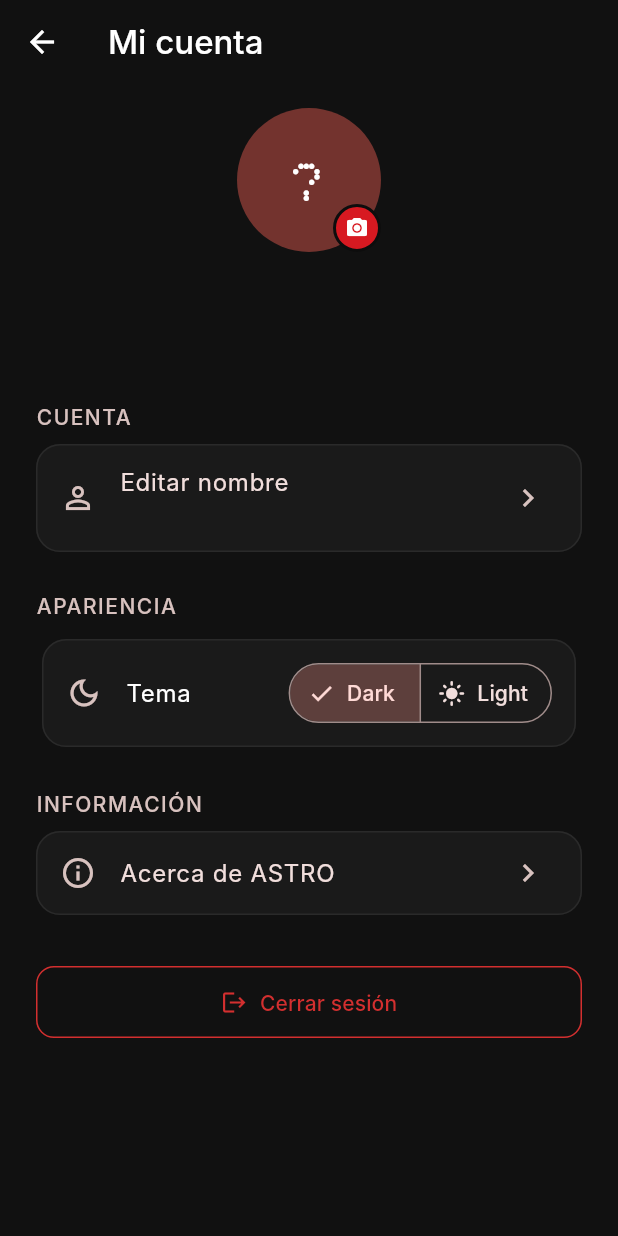
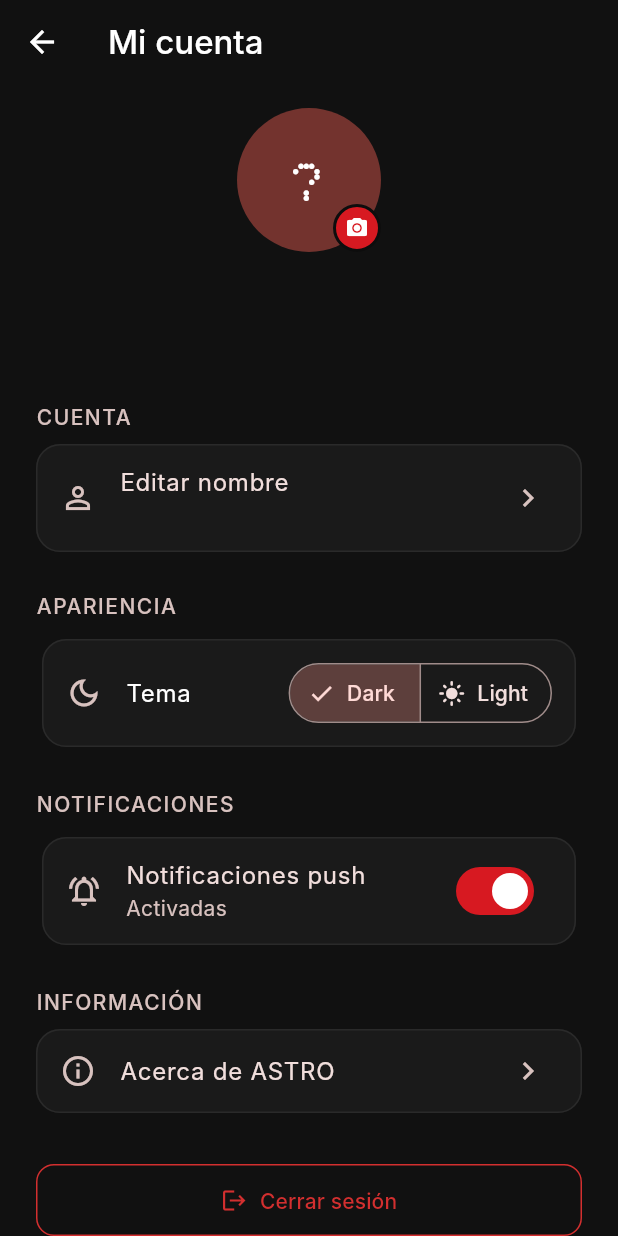
Before and after one commit to jreynoso2701/ASTRO, a Flutter app: the ProfileScreen screen opened by its route, on a phone screen of 412 x 824 dp. Run offline on Flutter 3.47's test engine with Material 3 defaults, Android fonts, the phone set to English and light mode, and no system bars; our stand-ins replace cloud_firestore, dio, file_picker, firebase_auth, firebase_core, firebase_messaging and 11 more; missing offline and left inert: gal, pdfx; accounts and stored records are empty; network calls fail; Roboto replaces fonts that are missing (Inter).

Commit message:
1.13 Configuraciones Push generales | - Faltan probar

```diff
--- a/astro_app/lib/core/models/app_user.dart
+++ b/astro_app/lib/core/models/app_user.dart
@@ -17,6 +17,7 @@ class AppUser {
     this.photoUrl,
     this.defaultEmpresaId,
     this.fcmTokens = const [],
+    this.pushGlobalEnabled = true,
     // Campos legacy V1 para compatibilidad de lectura
     this.legacyDeEmpresa,
     this.legacyRolUsuario,
@@ -32,6 +33,7 @@ class AppUser {
   final bool isRoot;
   final String? defaultEmpresaId;
   final List<String> fcmTokens;
+  final bool pushGlobalEnabled;
   final DateTime createdAt;
   final DateTime updatedAt;
 
@@ -80,6 +82,7 @@ class AppUser {
               ?.map((e) => e as String)
               .toList() ??
           const [],
+      pushGlobalEnabled: data['pushGlobalEnabled'] as bool? ?? true,
       createdAt: parseDate(data['createdAt'] ?? data['created_time']),
       updatedAt: parseDate(
         data['updatedAt'] ?? data['createdAt'] ?? data['created_time'],
@@ -104,6 +107,7 @@ class AppUser {
       'isRoot': isRoot,
       if (defaultEmpresaId != null) 'defaultEmpresaId': defaultEmpresaId,
       'fcmTokens': fcmTokens,
+      'pushGlobalEnabled': pushGlobalEnabled,
       'createdAt': Timestamp.fromDate(createdAt),
       'updatedAt': Timestamp.fromDate(updatedAt),
     };
@@ -119,6 +123,7 @@ class AppUser {
     bool? isRoot,
     String? defaultEmpresaId,
     List<String>? fcmTokens,
+    bool? pushGlobalEnabled,
     DateTime? updatedAt,
   }) {
     return AppUser(
@@ -131,6 +136,7 @@ class AppUser {
       isRoot: isRoot ?? this.isRoot,
       defaultEmpresaId: defaultEmpresaId ?? this.defaultEmpresaId,
       fcmTokens: fcmTokens ?? this.fcmTokens,
+      pushGlobalEnabled: pushGlobalEnabled ?? this.pushGlobalEnabled,
       createdAt: createdAt,
       updatedAt: updatedAt ?? DateTime.now(),
       legacyDeEmpresa: legacyDeEmpresa,
--- a/astro_app/lib/features/profile/presentation/screens/profile_screen.dart
+++ b/astro_app/lib/features/profile/presentation/screens/profile_screen.dart
@@ -79,6 +79,21 @@ class _ProfileScreenState extends ConsumerState<ProfileScreen> {
                   themeMode: themeMode,
                   onChanged: (mode) =>
                       ref.read(themeModeProvider.notifier).setThemeMode(mode),
+                ),
+
+                const SizedBox(height: 24),
+
+                // ── Sección: Notificaciones ────────────
+                _SectionTitle(label: 'NOTIFICACIONES'),
+                const SizedBox(height: 8),
+                _NotificationToggleTile(
+                  enabled: profile.pushGlobalEnabled,
+                  onChanged: (value) async {
+                    await ref.read(userRepositoryProvider).updateUserFields(
+                      profile.uid,
+                      {'pushGlobalEnabled': value},
+                    );
+                  },
                 ),
 
                 const SizedBox(height: 24),
@@ -621,3 +636,35 @@ class _InfoRow extends StatelessWidget {
     );
   }
 }
+
+class _NotificationToggleTile extends StatelessWidget {
+  const _NotificationToggleTile({
+    required this.enabled,
+    required this.onChanged,
+  });
+
+  final bool enabled;
+  final ValueChanged<bool> onChanged;
+
+  @override
+  Widget build(BuildContext context) {
+    final theme = Theme.of(context);
+    return Card(
+      child: SwitchListTile(
+        secondary: Icon(
+          enabled
+              ? Icons.notifications_active_outlined
+              : Icons.notifications_off_outlined,
+          color: theme.colorScheme.onSurfaceVariant,
+        ),
+        title: const Text('Notificaciones push'),
+        subtitle: Text(
+          enabled ? 'Activadas' : 'Desactivadas',
+          style: TextStyle(color: theme.colorScheme.onSurfaceVariant),
+        ),
+        value: enabled,
+        onChanged: onChanged,
+      ),
+    );
+  }
+}
```
Also changed, not shown: 2 other files.
